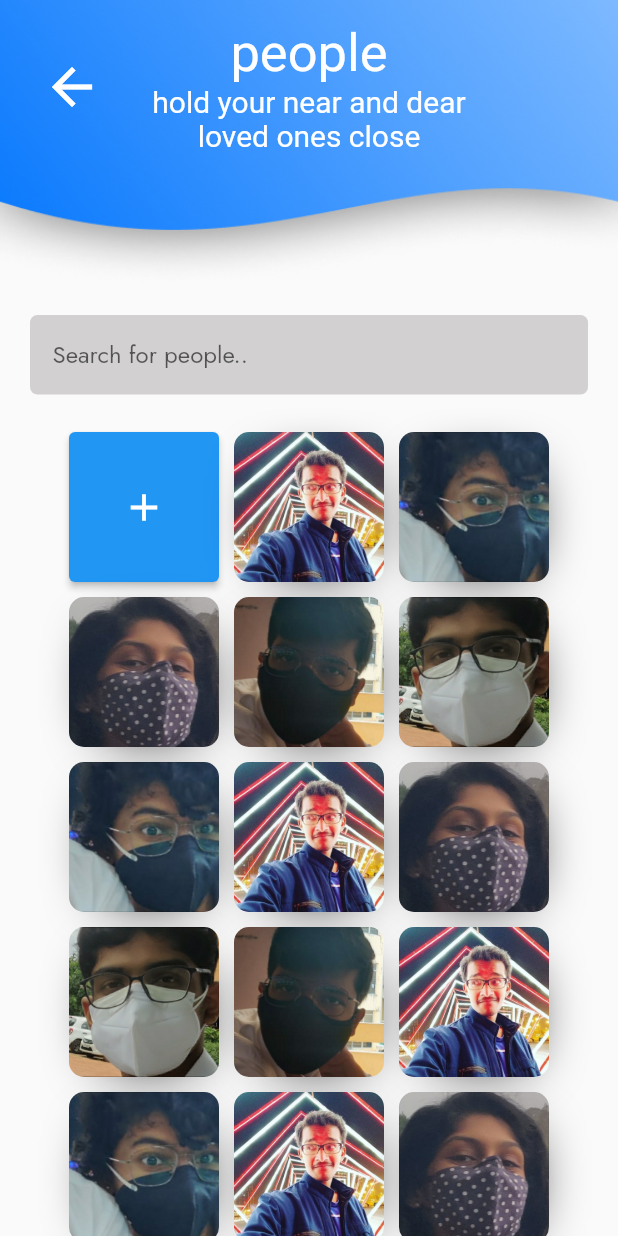
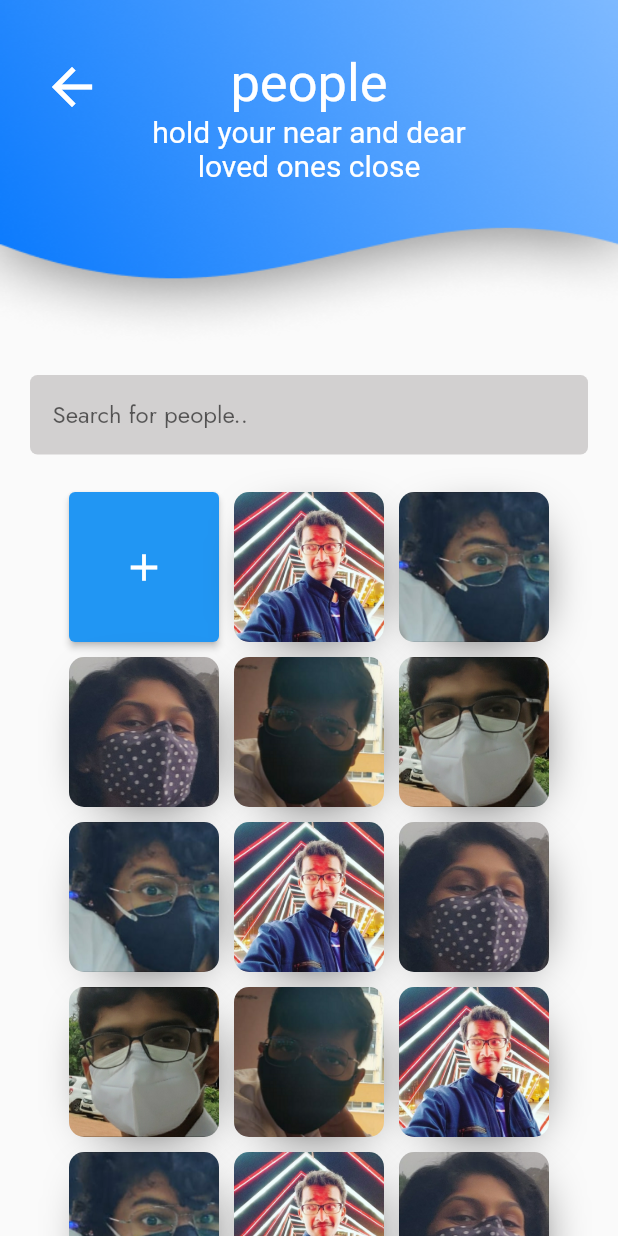
Before and after one commit to aldrinjenson/memoraide, a Flutter app: the Faces screen opened by its route, on a phone screen of 412 x 824 dp. Run offline on Flutter 3.47's test engine with Material 2 defaults, Android fonts, the phone set to English and light mode, and no system bars; our stand-ins replace cloud_firestore, firebase_core, google_maps_flutter, webview_flutter; accounts and stored records are empty.

Commit message:
minor changes

```diff
--- a/lib/screens/home/geolocation.dart
+++ b/lib/screens/home/geolocation.dart
@@ -32,7 +32,7 @@ class _GeolocationState extends State<Geolocation> {
                   width: MediaQuery.of(context).size.width,
                   height: 600,
                   child: Image(
-                    image: AssetImage("assets/maps.png"),
+                    image: AssetImage("assets/Maps.png"),
                   ),
                 ),
                 Positioned(
--- a/lib/widgets/starter_design.dart
+++ b/lib/widgets/starter_design.dart
@@ -24,7 +24,7 @@ class StartingDesign extends StatelessWidget {
           children: <Widget>[
             Container(
               width: MediaQuery.of(context).size.width,
-              height: Return == "homes" ? 200 : 190,
+              height: Return == "homes" ? 220 : 230,
               decoration: BoxDecoration(
                 image: DecorationImage(
                   image: AssetImage("assets/testdecoration.png"),
@@ -33,7 +33,7 @@ class StartingDesign extends StatelessWidget {
               ),
             ),
             Positioned(
-              top: Return == "homes" ? 25 : 15,
+              top: Return == "homes" ? 45 : 35,
               child: SizedBox(
                 width: MediaQuery.of(context).size.width,
                 child: Align(
```
Also changed, not shown: lib/screens/home/reminders.dart (+10 -7 lines).
